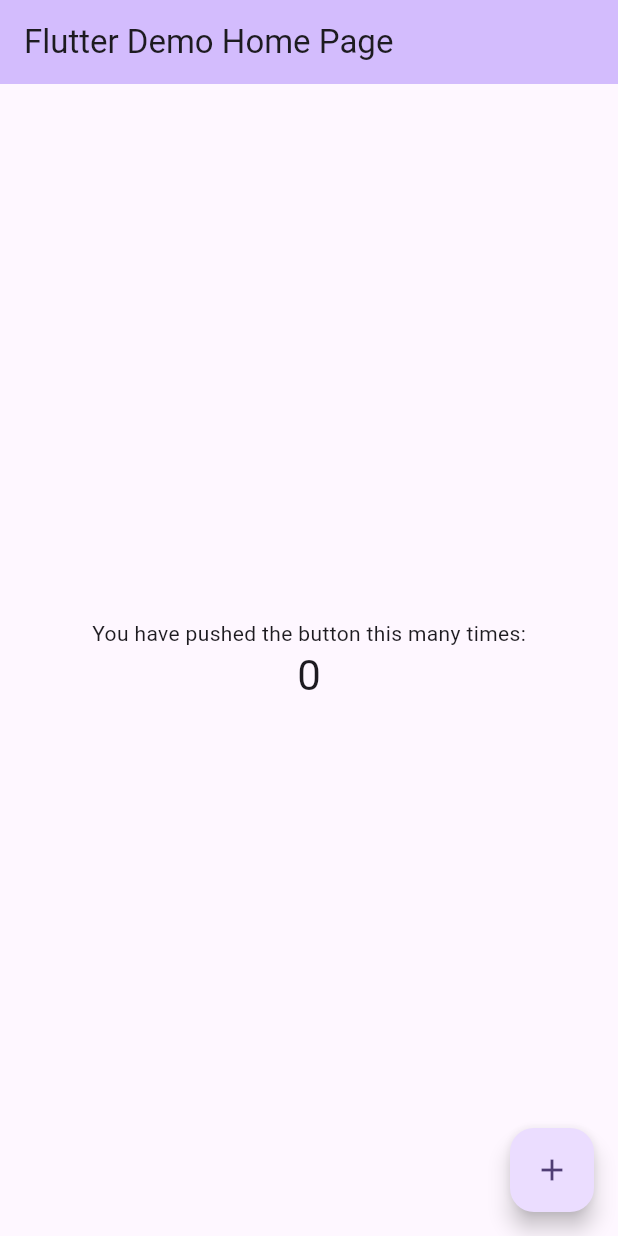
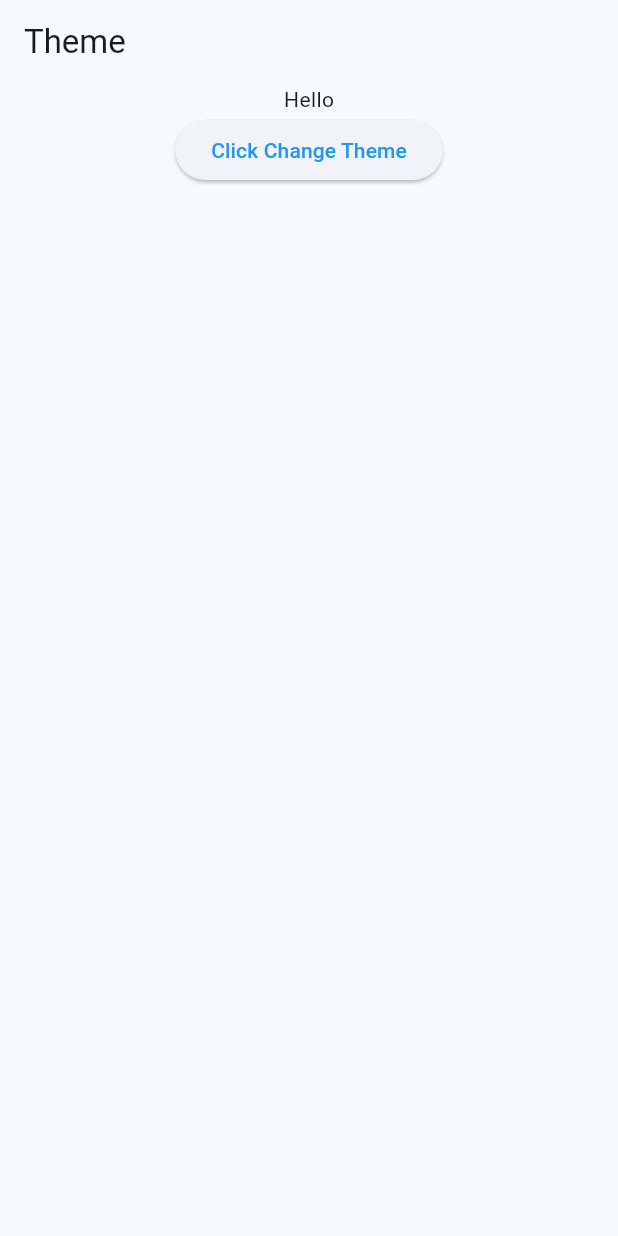
Before and after one commit to hadi-masroor/themeApplication, a Flutter app: the screen it shows after launch, on a phone screen of 412 x 824 dp. Run offline on Flutter 3.47's test engine with Material 3 defaults, Android fonts, the phone set to English and light mode, and no system bars.

Commit message:
craete theme mode

```diff
--- a/theme_app/lib/main.dart
+++ b/theme_app/lib/main.dart
@@ -1,125 +1,67 @@
 import 'package:flutter/material.dart';
+import 'package:provider/provider.dart';
+import 'package:theme_app/theme_provider.dart';
 
 void main() {
-  runApp(const MyApp());
+  runApp(
+    MultiProvider(providers: [
+      ChangeNotifierProvider(create: (_)=>ThemeProvider()),
+
+
+    ],
+    child: MyApp(),)
+  );
 }
 
 class MyApp extends StatelessWidget {
   const MyApp({super.key});
-
-  // This widget is the root of your application.
   @override
   Widget build(BuildContext context) {
+    final ThemeProvider themeProvider = context.watch<ThemeProvider>();
     return MaterialApp(
-      title: 'Flutter Demo',
-      theme: ThemeData(
-        // This is the theme of your application.
-        //
-        // TRY THIS: Try running your application with "flutter run". You'll see
-        // the application has a purple toolbar. Then, without quitting the app,
-        // try changing the seedColor in the colorScheme below to Colors.green
-        // and then invoke "hot reload" (save your changes or press the "hot
-        // reload" button in a Flutter-supported IDE, or press "r" if you used
-        // the command line to start the app).
-        //
-        // Notice that the counter didn't reset back to zero; the application
-        // state is not lost during the reload. To reset the state, use hot
-        // restart instead.
-        //
-        // This works for code too, not just values: Most code changes can be
-        // tested with just a hot reload.
-        colorScheme: ColorScheme.fromSeed(seedColor: Colors.deepPurple),
-        useMaterial3: true,
-      ),
-      home: const MyHomePage(title: 'Flutter Demo Home Page'),
-    );
+    debugShowCheckedModeBanner: false,
+    title: ' Theme ',
+    theme: ThemeData(
+      colorScheme: ColorScheme.fromSeed(
+        seedColor: Colors.blue,
+        background: Colors.amber,
+        brightness: Brightness.light,
+        primary: Colors.blue,
+        ),
+      //brightness: Brightness.light,
+      useMaterial3: true,
+    ),
+    darkTheme: ThemeData(
+      colorScheme: ColorScheme.fromSeed(seedColor: Colors.deepPurple,brightness: Brightness.dark),
+      //brightness: Brightness.dark,
+      useMaterial3: true,
+    ),
+    themeMode: themeProvider.themeMode,
+    home: const MyHomePage(),
+  );
   }
 }
 
 class MyHomePage extends StatefulWidget {
-  const MyHomePage({super.key, required this.title});
-
-  // This widget is the home page of your application. It is stateful, meaning
-  // that it has a State object (defined below) that contains fields that affect
-  // how it looks.
-
-  // This class is the configuration for the state. It holds the values (in this
-  // case the title) provided by the parent (in this case the App widget) and
-  // used by the build method of the State. Fields in a Widget subclass are
-  // always marked "final".
-
-  final String title;
-
+  const MyHomePage({super.key});
   @override
   State<MyHomePage> createState() => _MyHomePageState();
 }
 
 class _MyHomePageState extends State<MyHomePage> {
-  int _counter = 0;
-
-  void _incrementCounter() {
-    setState(() {
-      // This call to setState tells the Flutter framework that something has
-      // changed in this State, which causes it to rerun the build method below
-      // so that the display can reflect the updated values. If we changed
-      // _counter without calling setState(), then the build method would not be
-      // called again, and so nothing would appear to happen.
-      _counter++;
-    });
-  }
-
   @override
   Widget build(BuildContext context) {
-    // This method is rerun every time setState is called, for instance as done
-    // by the _incrementCounter method above.
-    //
-    // The Flutter framework has been optimized to make rerunning build methods
-    // fast, so that you can just rebuild anything that needs updating rather
-    // than having to individually change instances of widgets.
     return Scaffold(
-      appBar: AppBar(
-        // TRY THIS: Try changing the color here to a specific color (to
-        // Colors.amber, perhaps?) and trigger a hot reload to see the AppBar
-        // change color while the other colors stay the same.
-        backgroundColor: Theme.of(context).colorScheme.inversePrimary,
-        // Here we take the value from the MyHomePage object that was created by
-        // the App.build method, and use it to set our appbar title.
-        title: Text(widget.title),
-      ),
-      body: Center(
-        // Center is a layout widget. It takes a single child and positions it
-        // in the middle of the parent.
-        child: Column(
-          // Column is also a layout widget. It takes a list of children and
-          // arranges them vertically. By default, it sizes itself to fit its
-          // children horizontally, and tries to be as tall as its parent.
-          //
-          // Column has various properties to control how it sizes itself and
-          // how it positions its children. Here we use mainAxisAlignment to
-          // center the children vertically; the main axis here is the vertical
-          // axis because Columns are vertical (the cross axis would be
-          // horizontal).
-          //
-          // TRY THIS: Invoke "debug painting" (choose the "Toggle Debug Paint"
-          // action in the IDE, or press "p" in the console), to see the
-          // wireframe for each widget.
-          mainAxisAlignment: MainAxisAlignment.center,
-          children: <Widget>[
-            const Text(
-              'You have pushed the button this many times:',
-            ),
-            Text(
-              '$_counter',
-              style: Theme.of(context).textTheme.headlineMedium,
-            ),
-          ],
-        ),
-      ),
-      floatingActionButton: FloatingActionButton(
-        onPressed: _incrementCounter,
-        tooltip: 'Increment',
-        child: const Icon(Icons.add),
-      ), // This trailing comma makes auto-formatting nicer for build methods.
+      appBar: AppBar(title: Text('Theme'),),
+      body: Column(
+        children: [
+          Center
+          (child: Text('Hello'),),  //end child
+          ElevatedButton(onPressed: (){
+            context.read<ThemeProvider>().changeTheme();
+          }, child: Text('Click Change Theme'))
+
+          ],),
     );
   }
 }
--- /dev/null
+++ b/theme_app/lib/theme_provider.dart
@@ -0,0 +1,13 @@
+import 'package:flutter/material.dart';
+
+class ThemeProvider with ChangeNotifier{
+  ThemeMode _themeMode = ThemeMode.light;
+
+  ThemeMode get themeMode => _themeMode;
+
+  void changeTheme() {
+    _themeMode =
+        _themeMode == ThemeMode.light ? ThemeMode.dark : ThemeMode.light;
+    notifyListeners();
+  }
+}
--- a/theme_app/pubspec.yaml
+++ b/theme_app/pubspec.yaml
@@ -35,6 +35,7 @@ dependencies:
   # The following adds the Cupertino Icons font to your application.
   # Use with the CupertinoIcons class for iOS style icons.
   cupertino_icons: ^1.0.6
+  provider: ^6.1.5
 
 dev_dependencies:
   flutter_test:
```
Also changed, not shown: theme_app/pubspec.lock.
